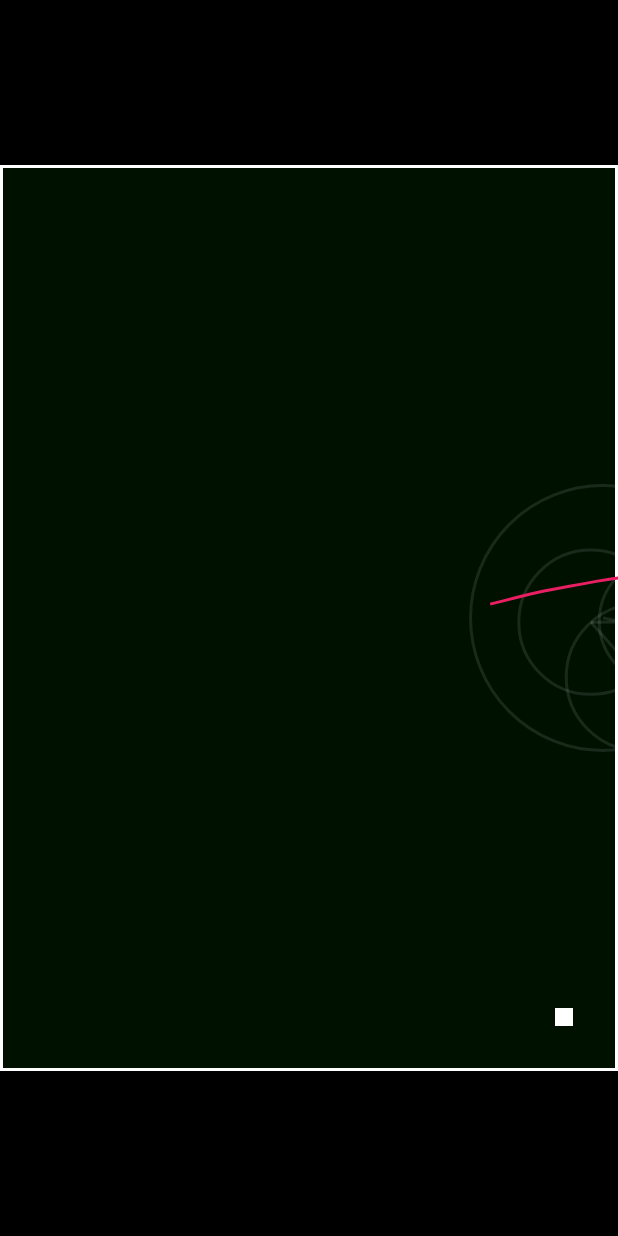
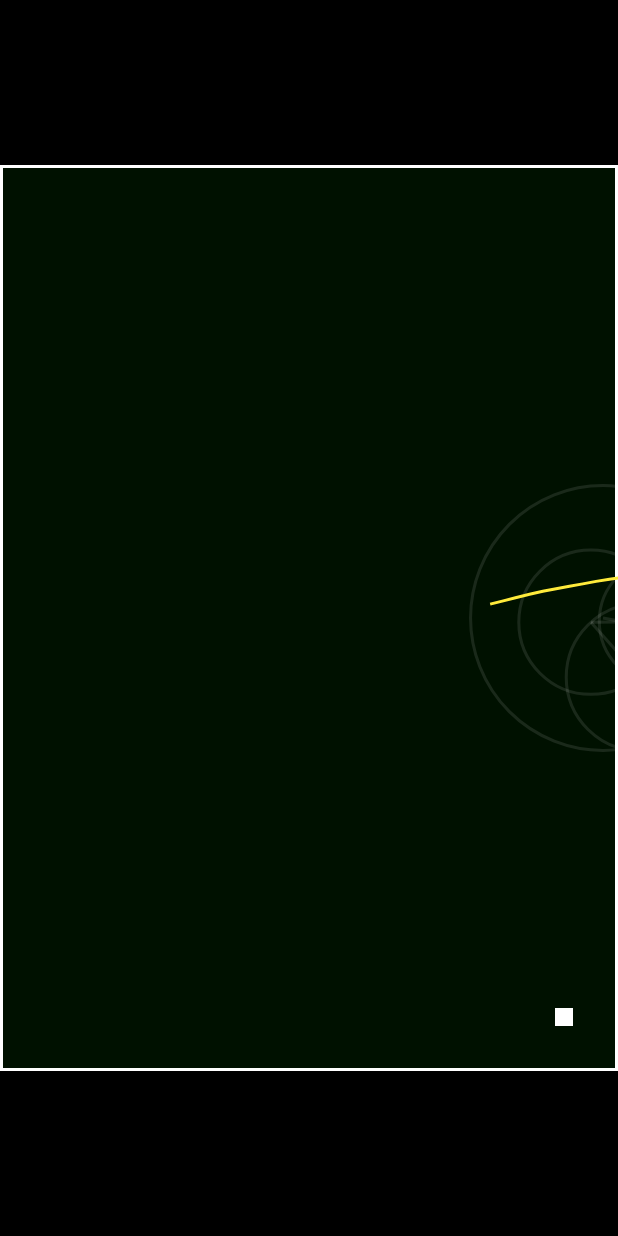
Before and after one commit to reiko-dev/challenges, a Flutter app: the screen it shows after launch, on a phone screen of 412 x 824 dp. Run offline on Flutter 3.47's test engine with Material 2 defaults, Android fonts, the phone set to English and light mode, and no system bars.

Commit message:
Removes unused imports, also removes the green color from the colors array.

```diff
--- a/fourier_series/lib/pages/dft_with_complex_number/dft_with_complex_number_drawer.dart
+++ b/fourier_series/lib/pages/dft_with_complex_number/dft_with_complex_number_drawer.dart
@@ -1,7 +1,6 @@
 import 'dart:math';
 
 import 'package:flutter/material.dart';
-import 'package:fourier_series/fourier_painters/dft_real_part_algorithm.dart';
 import 'package:fourier_series/fourier_painters/drawing.dart';
 import 'package:fourier_series/pages/dft_with_complex_number/complex_number_dft_algorithm.dart';
 
@@ -61,7 +60,7 @@ class DFTWithComplexNumberPainter extends CustomPainter {
   DFTWithComplexNumberPainter(this.animationController);
 
   final rand = Random();
-  final colors = [Colors.blue, Colors.green, Colors.pink, Colors.yellow];
+  final colors = [Colors.blue, Colors.pink, Colors.yellow];
   static double time = 0;
   static int currentColorIndex = 0;
   static var path = [];
```
